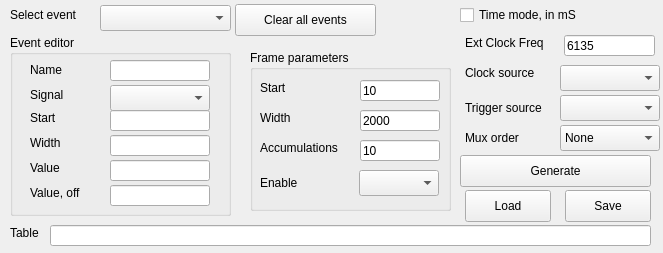
Old version of the form timinggenerator.ui in the repository MOBILionSystems/MIPS-app-MOBILion.
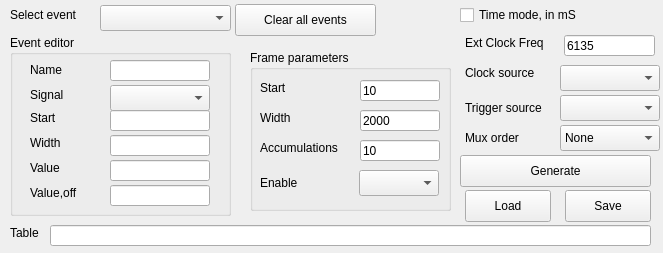
New version of the form.

```diff
--- a/timinggenerator.ui
+++ b/timinggenerator.ui
@@ -194,7 +194,7 @@
      </rect>
     </property>
     <property name="text">
-     <string>Value, off</string>
+     <string>Value,off</string>
     </property>
    </widget>
   </widget>
```
Left out of the diff: 6 changed lines with no effect on the pictures.
